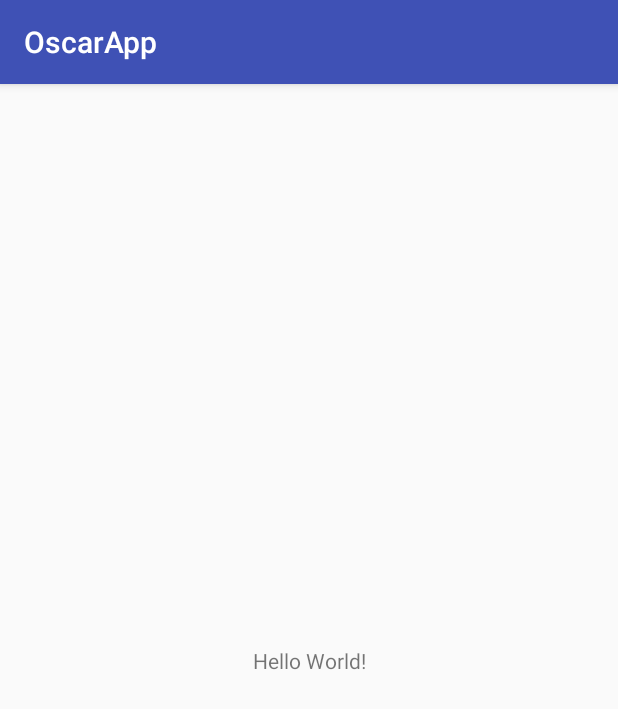
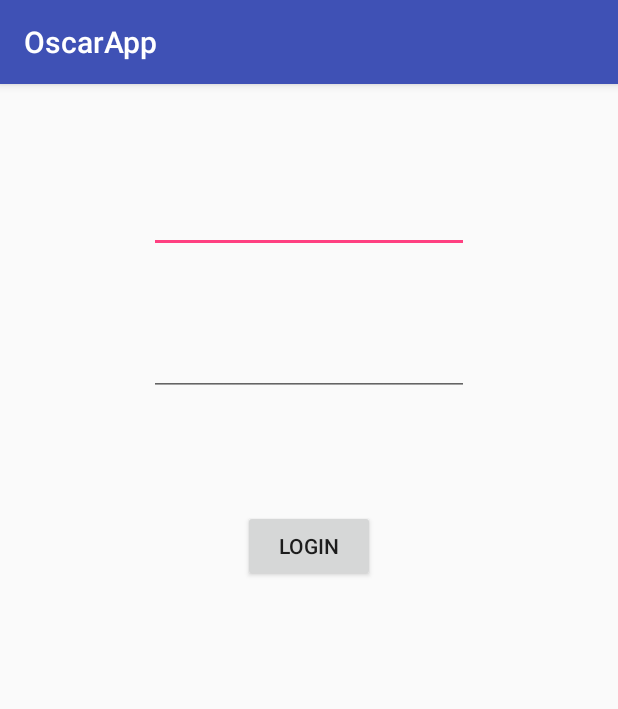
Before and after one commit to matheuskloster/OscarApp, an Android app: the screen it shows after launch (MainActivity), on a phone screen of 412 x 824 dp. Shown: the top 709 px of the screen. Run offline under Robolectric (Android 15) with nearby library versions, the phone set to English and light mode, and no system bars.

Commit message:
login 100% + parcel

```diff
--- a/app/src/main/AndroidManifest.xml
+++ b/app/src/main/AndroidManifest.xml
@@ -1,6 +1,8 @@
 <?xml version="1.0" encoding="utf-8"?>
 <manifest xmlns:android="http://schemas.android.com/apk/res/android"
     package="matheus.com.br.oscarapp">
+
+    <uses-permission android:name="android.permission.INTERNET" />
 
     <application
         android:allowBackup="true"
@@ -16,6 +18,7 @@
                 <category android:name="android.intent.category.LAUNCHER" />
             </intent-filter>
         </activity>
+        <activity android:name=".MenuActivity"></activity>
     </application>
 
 </manifest>
--- a/app/src/main/res/layout/activity_main.xml
+++ b/app/src/main/res/layout/activity_main.xml
@@ -1,18 +1,46 @@
 <?xml version="1.0" encoding="utf-8"?>
-<android.support.constraint.ConstraintLayout xmlns:android="http://schemas.android.com/apk/res/android"
+<android.widget.RelativeLayout xmlns:android="http://schemas.android.com/apk/res/android"
     xmlns:app="http://schemas.android.com/apk/res-auto"
     xmlns:tools="http://schemas.android.com/tools"
     android:layout_width="match_parent"
     android:layout_height="match_parent"
-    tools:context="matheus.com.br.oscarapp.MainActivity">
+    tools:context="matheus.com.br.oscarapp.Authentication">
+
+    <EditText
+        android:id="@+id/usuario"
+        android:layout_width="wrap_content"
+        android:layout_height="wrap_content"
+        android:layout_alignParentTop="true"
+        android:layout_centerHorizontal="true"
+        android:layout_marginTop="67dp"
+        android:ems="10"
+        android:inputType="text" />
+
+    <EditText
+        android:id="@+id/senha"
+        android:layout_width="wrap_content"
+        android:layout_height="wrap_content"
+        android:layout_alignStart="@+id/usuario"
+        android:layout_below="@+id/usuario"
+        android:layout_marginTop="50dp"
+        android:ems="10"
+        android:inputType="textPassword" />
+
+    <Button
+        android:id="@+id/button"
+        android:layout_width="wrap_content"
+        android:layout_height="wrap_content"
+        android:layout_below="@+id/senha"
+        android:layout_centerHorizontal="true"
+        android:layout_marginTop="76dp"
+        android:onClick="login"
+        android:text="Login" />
 
     <TextView
+        android:id="@+id/output"
         android:layout_width="wrap_content"
         android:layout_height="wrap_content"
-        android:text="Hello World!"
-        app:layout_constraintBottom_toBottomOf="parent"
-        app:layout_constraintLeft_toLeftOf="parent"
-        app:layout_constraintRight_toRightOf="parent"
-        app:layout_constraintTop_toTopOf="parent" />
-
-</android.support.constraint.ConstraintLayout>
+        android:layout_alignEnd="@+id/button"
+        android:layout_below="@+id/button"
+        android:layout_marginTop="61dp" />
+</android.widget.RelativeLayout>
```
Also changed, not shown: app/src/main/java/Usuario.java (added, +43 -0 lines), app/src/main/java/matheus/com/br/oscarapp/HTTPHandler.java (added, +53 -0 lines), app/src/main/java/matheus/com/br/oscarapp/MainActivity.java (+70 -0 lines), app/src/main/java/matheus/com/br/oscarapp/MenuActivity.java (added, +20 -0 lines), app/src/main/java/matheus/com/br/oscarapp/Usuario.java (added, +114 -0 lines), app/src/main/res/layout/activity_menu.xml (added, +9 -0 lines).
